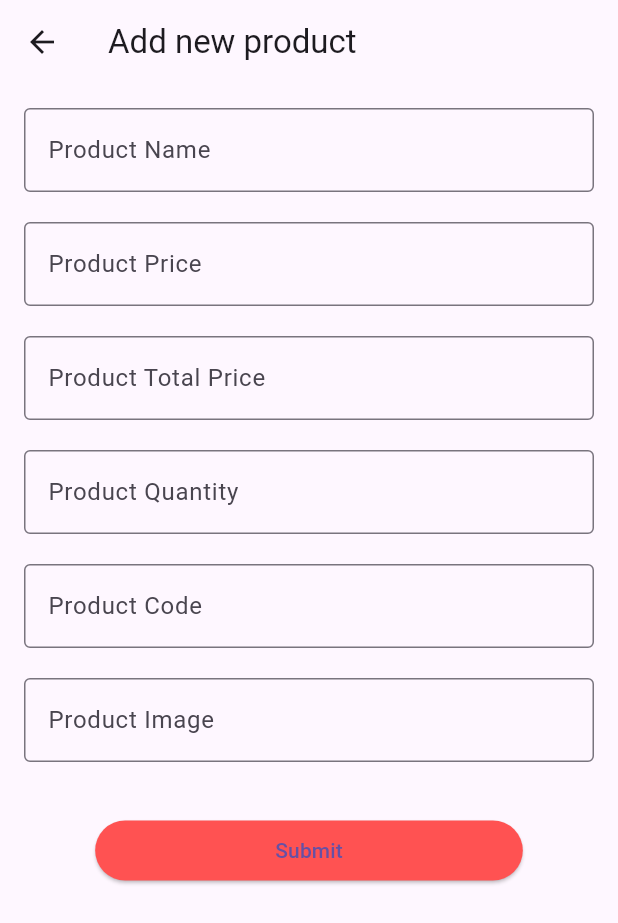
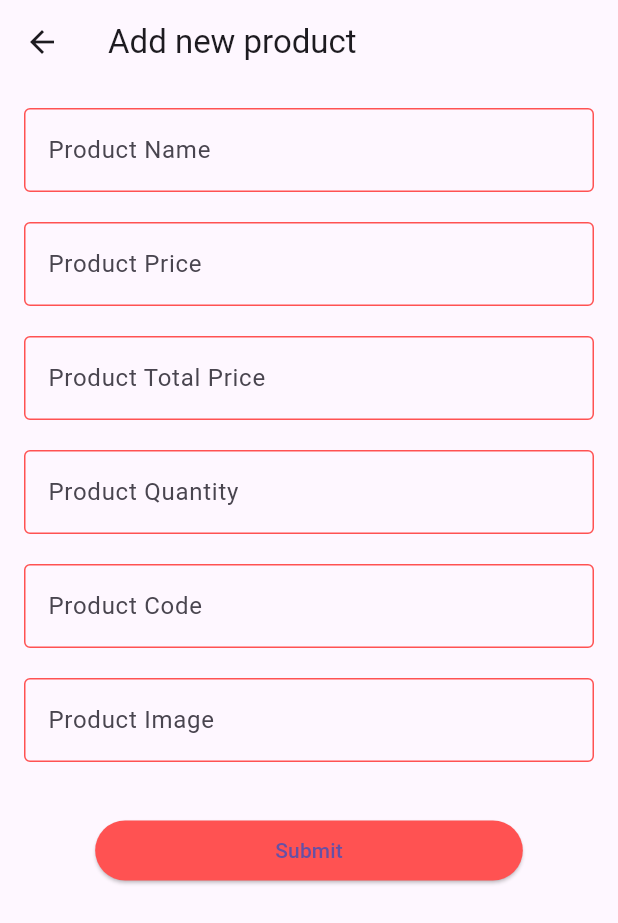
Before and after one commit to tangeetOMS/crud_app_project, a Flutter app: the screen it shows after launch, after a tap on the "add" icon, on a phone screen of 412 x 824 dp. Shown: the top 923 px of the screen. Run offline on Flutter 3.47's test engine with Material 3 defaults, Android fonts, the phone set to English and light mode, and no system bars; network calls fail.

```diff
--- a/lib/app.dart
+++ b/lib/app.dart
@@ -10,6 +10,20 @@ class CrudApp extends StatelessWidget {
   @override
   Widget build(BuildContext context) {
     return MaterialApp(
+      theme: ThemeData(
+        inputDecorationTheme: InputDecorationTheme(
+          focusedBorder: OutlineInputBorder(
+            borderSide: BorderSide(
+              color: Colors.green,
+            ),
+          ),
+          enabledBorder: OutlineInputBorder(
+            borderSide: BorderSide(
+              color: Colors.redAccent,
+            )
+          )
+        )
+      ),
       debugShowCheckedModeBanner: false,
       initialRoute: '/',
       onGenerateRoute: (RouteSettings settings) {
```
Also changed, not shown: lib/ui/screens/product_list_screen.dart (+53 -2 lines), lib/ui/screens/update_product_screen.dart (+8 -8 lines), lib/ui/widgets/product_item.dart (+9 -9 lines).
